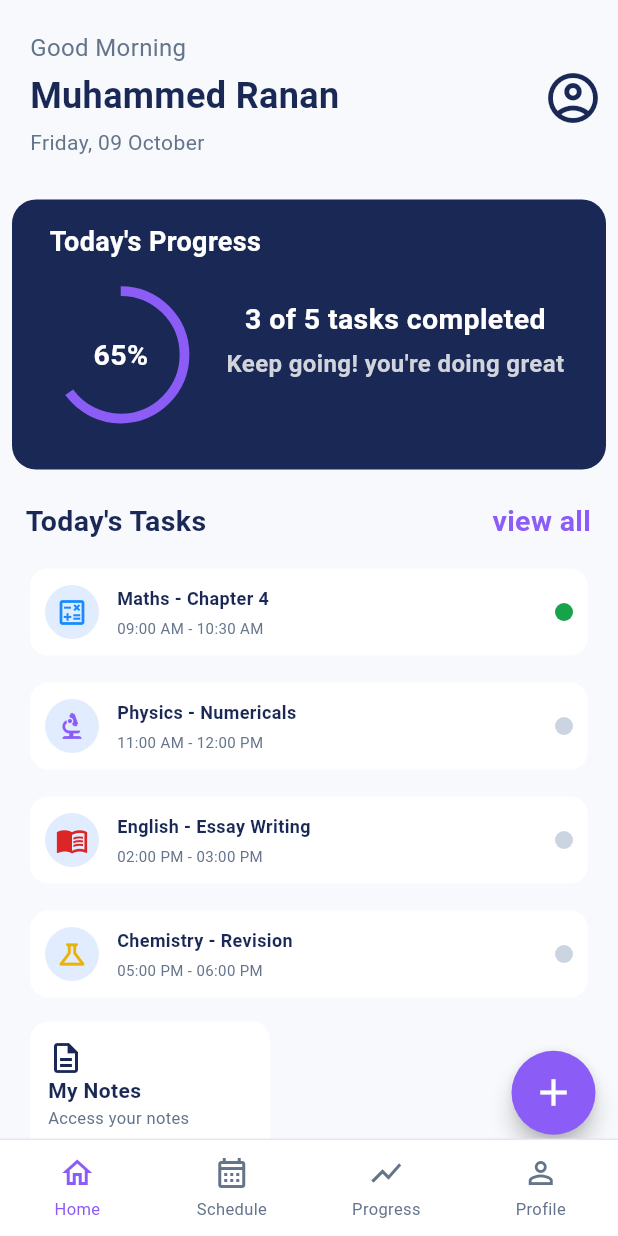
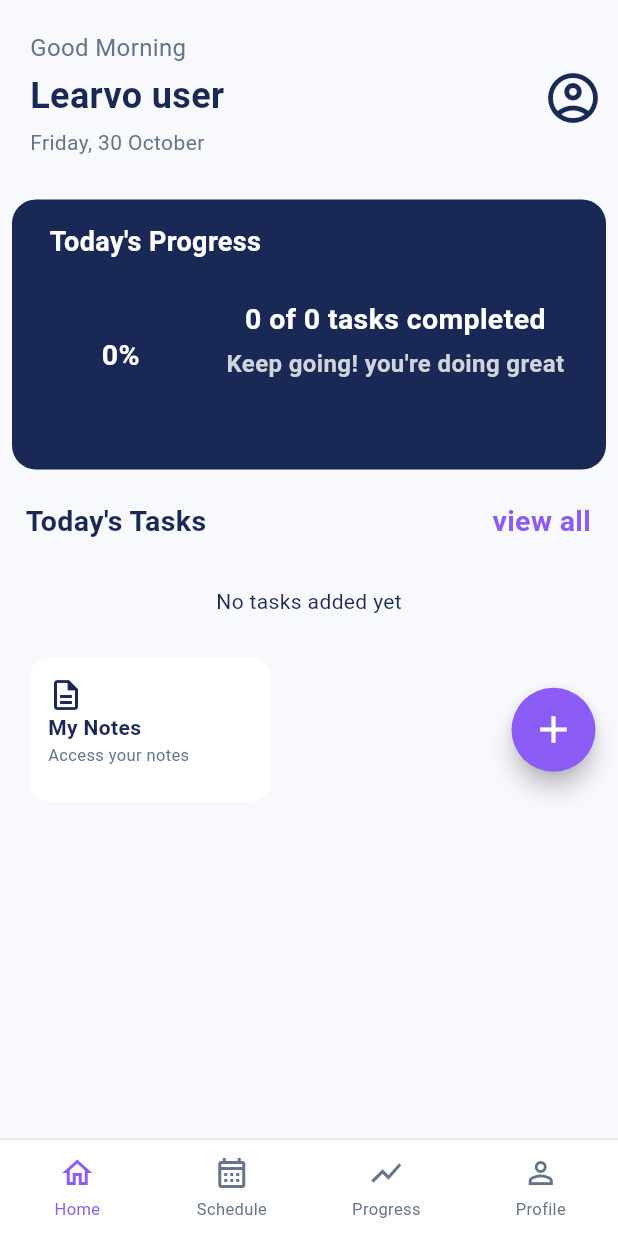
Before and after one commit to Muhammed-Ranan-PP/Learvo, a Flutter app: the HomeScreen screen opened by its route, on a phone screen of 412 x 824 dp. Run offline on Flutter 3.47's test engine with Material 3 defaults, Android fonts, the phone set to English and light mode, and no system bars; our stand-ins replace hive_flutter, shared_preferences; accounts and stored records are empty.

Commit message:
third day

```diff
--- a/lib/models/task_model.dart
+++ b/lib/models/task_model.dart
@@ -1,20 +1,29 @@
 import 'package:hive_flutter/hive_flutter.dart';
 part 'task_model.g.dart';
 
-@HiveType(typeId : 1)
-class Task extends HiveObject{
+@HiveType(typeId: 1)
+class Task extends HiveObject {
   @HiveField(0)
   final String title;
+
   @HiveField(1)
   final String subject;
+
   @HiveField(2)
   final String date;
+
   @HiveField(3)
   final String time;
+
   @HiveField(4)
   final String priority;
+
   @HiveField(5)
   final String notes;
+
+  @HiveField(6)
+  bool isCompleted;
+
   Task({
     required this.title,
     required this.subject,
@@ -22,5 +31,6 @@ required this.date,
     required this.time,
     required this.priority,
     required this.notes,
+    this.isCompleted = false,
   });
 }
--- a/lib/models/user_model.dart
+++ b/lib/models/user_model.dart
@@ -3,15 +3,21 @@ part 'user_model.g.dart';
 
 @HiveType(typeId : 0)
 class User extends HiveObject{
+
   @HiveField(0)
   final String name;
+
   @HiveField(1)
   final String email;
+
   @HiveField(2)
   final String password;
+
   User({
+
     required this.name,
     required this.email,
     required this.password
+
   });
 }
--- a/lib/screens/home_screen.dart
+++ b/lib/screens/home_screen.dart
@@ -1,7 +1,11 @@
 import 'package:flutter/material.dart';
 import 'package:learvo/routes/app_routes.dart';
 import 'package:learvo/widgets/bottom_nav_bar.dart';
-import 'package:learvo/widgets/task_card.dart';
+import 'package:learvo/widgets/task_list.dart';
+import 'package:learvo/services/home_services.dart';
+import 'package:learvo/services/task_services.dart';
+import 'package:hive_flutter/hive_flutter.dart';
+import 'package:learvo/models/task_model.dart';
 
 class HomeScreen extends StatefulWidget {
   const HomeScreen({super.key});
@@ -11,6 +15,25 @@ class HomeScreen extends StatefulWidget {
 }
 
 class _HomeScreenState extends State<HomeScreen> {
+  final HomeServices homeServices = HomeServices();
+  final TaskServices taskServices = TaskServices();
+  String userName = "Learvo user";
+  Future<void> loadUserName() async {
+    String? name = await homeServices.getUserName();
+
+    if (name != null) {
+      setState(() {
+        userName = name;
+      });
+    }
+  }
+
+  @override
+  void initState() {
+    super.initState();
+    loadUserName();
+  }
+
   @override
   Widget build(BuildContext context) {
     return Scaffold(
@@ -28,7 +51,7 @@ class _HomeScreenState extends State<HomeScreen> {
                         crossAxisAlignment: CrossAxisAlignment.start,
                         children: [
                           Text(
-                            "Good Morning",
+                            homeServices.getGreeting(),
                             style: TextStyle(
                               fontSize: 16,
                               color: Color.fromARGB(255, 100, 116, 139),
@@ -36,7 +59,7 @@ class _HomeScreenState extends State<HomeScreen> {
                           ),
                           SizedBox(height: 4),
                           Text(
-                            "Muhammed Ranan",
+                            userName,
                             style: TextStyle(
                               fontSize: 24,
                               color: Color.fromARGB(255, 26, 40, 86),
@@ -45,7 +68,7 @@ class _HomeScreenState extends State<HomeScreen> {
                           ),
                           SizedBox(height: 4),
                           Text(
-                            "Friday, 09 October",
+                            homeServices.getFormattedDate(),
                             style: TextStyle(
                               fontSize: 14,
                               color: Color.fromARGB(255, 100, 116, 139),
@@ -68,7 +91,15 @@ class _HomeScreenState extends State<HomeScreen> {
               ),
               Padding(
                 padding: EdgeInsets.all(8.0),
-                child: Container(
+
+                child: ValueListenableBuilder(
+                  valueListenable: Hive.box<Task>('tasks').listenable(),
+                  builder: (context, box, child) {
+                    int completedTasks = taskServices.getCompletedTasks();
+                    int totalTasks = taskServices.getTotalTasks();
+                    double progress = taskServices.getProgress();
+                    int percentage = (progress * 100).toInt();
+                    return Container(
                       width: double.infinity,
                       height: 180,
                       decoration: BoxDecoration(
@@ -100,15 +131,25 @@ class _HomeScreenState extends State<HomeScreen> {
                                     alignment: Alignment.center,
                                     children: [
                                       CircularProgressIndicator(
-                                    value: 0.65,
+                                        value: progress,
                                         strokeWidth: 6.5,
                                         constraints: BoxConstraints.expand(),
-                                    color: Color.fromARGB(255, 139, 92, 246),
+                                        color: Color.fromARGB(
+                                          255,
+                                          139,
+                                          92,
+                                          246,
+                                        ),
                                       ),
                                       Text(
-                                    "65%",
+                                        "$percentage%",
                                         style: TextStyle(
-                                      color: Color.fromARGB(255, 255, 255, 255),
+                                          color: Color.fromARGB(
+                                            255,
+                                            255,
+                                            255,
+                                            255,
+                                          ),
                                           fontSize: 19,
                                           fontWeight: FontWeight.bold,
                                         ),
@@ -121,9 +162,14 @@ class _HomeScreenState extends State<HomeScreen> {
                                 child: Column(
                                   children: [
                                     Text(
-                                  "3 of 5 tasks completed",
+                                      "$completedTasks of $totalTasks tasks completed",
                                       style: TextStyle(
-                                    color: Color.fromARGB(255, 255, 255, 255),
+                                        color: Color.fromARGB(
+                                          255,
+                                          255,
+                                          255,
+                                          255,
+                                        ),
                                         fontSize: 19,
                                         fontWeight: FontWeight.bold,
                                       ),
@@ -132,7 +178,12 @@ class _HomeScreenState extends State<HomeScreen> {
                                     Text(
                                       "Keep going! you're doing great",
                                       style: TextStyle(
-                                    color: Color.fromARGB(255, 209, 213, 219),
+                                        color: Color.fromARGB(
+                                          255,
+                                          209,
+                                          213,
+                                          219,
+                                        ),
                                         fontSize: 16,
                                         fontWeight: FontWeight.bold,
                                       ),
@@ -144,6 +195,8 @@ class _HomeScreenState extends State<HomeScreen> {
                           ),
                         ],
                       ),
+                    );
+                  },
                 ),
               ),
               Padding(
@@ -171,37 +224,7 @@ class _HomeScreenState extends State<HomeScreen> {
                 ),
               ),
               SizedBox(height: 10),
-              TaskCard(
-                title: "Maths - Chapter 4",
-                time: "09:00 AM - 10:30 AM",
-                icon: Icons.calculate_outlined,
-                iconColor: Color.fromARGB(255, 22, 139, 255),
-                statusColor: Color.fromARGB(255, 22, 163, 74),
-              ),
-              SizedBox(height: 2),
-              TaskCard(
-                title: "Physics - Numericals",
-                time: "11:00 AM - 12:00 PM",
-                icon: Icons.biotech,
-                iconColor: Color.fromARGB(255, 139, 92, 246),
-                statusColor: Color.fromARGB(255, 203, 213, 225),
-              ),
-              SizedBox(height: 2),
-              TaskCard(
-                title: "English - Essay Writing",
-                time: "02:00 PM - 03:00 PM",
-                icon: Icons.menu_book_outlined,
-                iconColor: Color.fromARGB(255, 220, 38, 38),
-                statusColor: Color.fromARGB(255, 203, 213, 225),
-              ),
-              SizedBox(height: 2),
-              TaskCard(
-                title: "Chemistry - Revision",
-                time: "05:00 PM - 06:00 PM",
-                icon: Icons.science_outlined,
-                iconColor: Color.fromARGB(255, 234, 179, 8),
-                statusColor: Color.fromARGB(255, 203, 213, 225),
-              ),
+              TaskList(),
               Row(
                 mainAxisAlignment: MainAxisAlignment.spaceBetween,
                 children: [
--- /dev/null
+++ b/lib/services/home_services.dart
@@ -0,0 +1,59 @@
+import 'package:shared_preferences/shared_preferences.dart';
+import 'package:hive_flutter/hive_flutter.dart';
+import 'package:learvo/models/user_model.dart';
+
+class HomeServices {
+  Future<String?> getUserName() async {
+    final prefs = await SharedPreferences.getInstance();
+    String? email = prefs.getString("userEmail");
+    if (email != null) {
+      final userBox = Hive.box<User>("users");
+      for (var user in userBox.values) {
+        if (user.email == email) {
+          return user.name;
+        }
+      }
+    }
+    return null;
+  }
+
+  String getGreeting() {
+    int hour = DateTime.now().hour;
+    if (hour < 12) {
+      return "Good Morning";
+    } else if (hour < 17) {
+      return "Good Afternoon";
+    } else {
+      return "Good Evening";
+    }
+  }
+
+  String getFormattedDate() {
+    DateTime currentDate = DateTime.now();
+
+    List<String> weekdays = [
+      "Monday",
+      "Tuesday",
+      "Wednesday",
+      "Thursday",
+      "Friday",
+      "Saturday",
+      "Sunday",
+    ];
+    List<String> months = [
+      "January",
+      "February",
+      "March",
+      "April",
+      "May",
+      "June",
+      "July",
+      "August",
+      "September",
+      "October",
+      "November",
+      "December",
+    ];
+    return "${weekdays[currentDate.weekday - 1]}, ${currentDate.day} ${months[currentDate.month - 1]}";
+  }
+}
--- a/lib/services/task_services.dart
+++ b/lib/services/task_services.dart
@@ -6,4 +6,27 @@ final Box<Task>taskBox=Hive.box<Task>('tasks');
 Future<void>addTask(Task task)async{
   await taskBox.add(task);
 }
+Future<void>toggleTask(Task task)async{
+  task.isCompleted =!task.isCompleted;
+  await task.save();
+
 }
+int getCompletedTasks(){
+  int completedTasks = 0;
+  for(var task in taskBox.values){
+    if(task.isCompleted){
+    completedTasks++;
+  }
+  }
+  return completedTasks;
+}
+int getTotalTasks(){
+  return taskBox.length;
+}
+double getProgress(){
+  if(taskBox.isEmpty){
+    return 0.0;
+  }
+  return getCompletedTasks()/ getTotalTasks();
+}
+}
--- /dev/null
+++ b/lib/widgets/task_list.dart
@@ -0,0 +1,53 @@
+import 'package:flutter/material.dart';
+import 'package:learvo/models/task_model.dart';
+import 'package:learvo/widgets/task_card.dart';
+import 'package:hive_flutter/hive_flutter.dart';
+import 'package:learvo/services/task_services.dart';
+
+class TaskList extends StatefulWidget {
+  const TaskList({super.key});
+
+  @override
+  State<TaskList> createState() => _TaskListState();
+}
+
+class _TaskListState extends State<TaskList> {
+  final TaskServices taskServices = TaskServices();
+  @override
+  Widget build(BuildContext context) {
+    return  ValueListenableBuilder(valueListenable: Hive.box<Task>("tasks").listenable(),
+               builder: (context,box,child){
+                if(box.isEmpty){
+                  return Padding(padding: EdgeInsets.all(20),
+                  child: Text("No tasks added yet"),
+                  );
+                }
+                List <Widget> taskWidgets = [];
+                for(var task in box.values){
+                  taskWidgets.add(
+                    Padding(padding: EdgeInsets.only(bottom: 5),
+                    child: TaskCard(
+                      title: task.title,
+                       time: task.time,
+                        icon: Icons.task_alt,
+                         iconColor: Color.fromARGB(255, 139, 92, 246),
+                          statusColor: task.isCompleted
+                          ?Color.fromARGB(255, 34, 197, 94)
+                          :Color.fromARGB(255, 203, 213, 225),
+                          isCompleted: task.isCompleted,
+                          onTap: () {
+                            taskServices.toggleTask(task);
+                          },
+                          ),
+                    )
+                  );
+                }
+                return Column(
+                  children:
+                    taskWidgets,
+
+                );
+               }
+               );
+  }
+}
```
Also changed, not shown: lib/main.dart (+6 -4 lines), lib/models/note_model.dart (added, +25 -0 lines), lib/screens/schedule_screen.dart (+8 -0 lines), lib/services/note_services.dart (added, +20 -0 lines), lib/widgets/task_card.dart (+14 -1 lines), lib/models/note_model.g.dart (added), lib/models/task_model.g.dart. Lines whose indentation alone changed are shown as unchanged.
